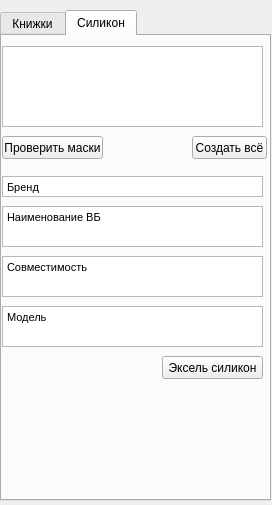
Old version of the form WB/MakeBookPrint/MakeBookPrintUi.ui in the repository gora5624/Python.
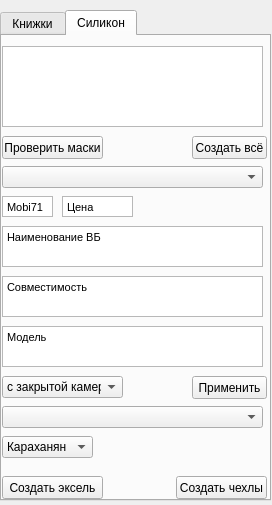
New version of the form.

```diff
--- a/WB/MakeBookPrint/MakeBookPrintUi.ui
+++ b/WB/MakeBookPrint/MakeBookPrintUi.ui
@@ -305,22 +305,22 @@
     <widget class="QPushButton" name="CreateExcelForSilicon">
      <property name="geometry">
       <rect>
-       <x>160</x>
-       <y>320</y>
+       <x>0</x>
+       <y>440</y>
        <width>101</width>
        <height>23</height>
       </rect>
      </property>
      <property name="text">
-      <string>Эксель силикон</string>
+      <string>Создать эксель</string>
      </property>
     </widget>
     <widget class="QTextEdit" name="textSiliconBrand">
      <property name="geometry">
       <rect>
        <x>0</x>
-       <y>140</y>
-       <width>261</width>
+       <y>160</y>
+       <width>51</width>
        <height>21</height>
       </rect>
      </property>
@@ -332,14 +332,14 @@
 &lt;html&gt;&lt;head&gt;&lt;meta name=&quot;qrichtext&quot; content=&quot;1&quot; /&gt;&lt;style type=&quot;text/css&quot;&gt;
 p, li { white-space: pre-wrap; }
 &lt;/style&gt;&lt;/head&gt;&lt;body style=&quot; font-family:'MS Shell Dlg 2'; font-size:8.25pt; font-weight:400; font-style:normal;&quot;&gt;
-&lt;p style=&quot; margin-top:0px; margin-bottom:0px; margin-left:0px; margin-right:0px; -qt-block-indent:0; text-indent:0px;&quot;&gt;Бренд&lt;/p&gt;&lt;/body&gt;&lt;/html&gt;</string>
+&lt;p style=&quot; margin-top:0px; margin-bottom:0px; margin-left:0px; margin-right:0px; -qt-block-indent:0; text-indent:0px;&quot;&gt;Mobi711&lt;/p&gt;&lt;/body&gt;&lt;/html&gt;</string>
      </property>
     </widget>
     <widget class="QTextEdit" name="textSiliconName">
      <property name="geometry">
       <rect>
        <x>0</x>
-       <y>170</y>
+       <y>190</y>
        <width>261</width>
        <height>41</height>
       </rect>
@@ -362,7 +362,7 @@
      <property name="geometry">
       <rect>
        <x>0</x>
-       <y>220</y>
+       <y>240</y>
        <width>261</width>
        <height>41</height>
       </rect>
@@ -382,7 +382,7 @@
      <property name="geometry">
       <rect>
        <x>0</x>
-       <y>270</y>
+       <y>290</y>
        <width>261</width>
        <height>41</height>
       </rect>
@@ -398,6 +398,112 @@
 &lt;p style=&quot; margin-top:0px; margin-bottom:0px; margin-left:0px; margin-right:0px; -qt-block-indent:0; text-indent:0px;&quot;&gt;Модель&lt;/p&gt;&lt;/body&gt;&lt;/html&gt;</string>
      </property>
     </widget>
+    <widget class="QComboBox" name="ModelSelector">
+     <property name="geometry">
+      <rect>
+       <x>0</x>
+       <y>130</y>
+       <width>261</width>
+       <height>22</height>
+      </rect>
+     </property>
+    </widget>
+    <widget class="QPushButton" name="ApplyAddin">
+     <property name="geometry">
+      <rect>
+       <x>190</x>
+       <y>340</y>
+       <width>75</width>
+       <height>23</height>
+      </rect>
+     </property>
+     <property name="text">
+      <string>Применить</string>
+     </property>
+    </widget>
+    <widget class="QComboBox" name="CameraType">
+     <property name="geometry">
+      <rect>
+       <x>0</x>
+       <y>340</y>
+       <width>121</width>
+       <height>22</height>
+      </rect>
+     </property>
+     <item>
+      <property name="text">
+       <string>с закрытой камерой</string>
+      </property>
+     </item>
+     <item>
+      <property name="text">
+       <string>с открытой камерой</string>
+      </property>
+     </item>
+    </widget>
+    <widget class="QTextEdit" name="textPrice">
+     <property name="geometry">
+      <rect>
+       <x>60</x>
+       <y>160</y>
+       <width>71</width>
+       <height>21</height>
+      </rect>
+     </property>
+     <property name="verticalScrollBarPolicy">
+      <enum>Qt::ScrollBarAlwaysOff</enum>
+     </property>
+     <property name="html">
+      <string>&lt;!DOCTYPE HTML PUBLIC &quot;-//W3C//DTD HTML 4.0//EN&quot; &quot;http://www.w3.org/TR/REC-html40/strict.dtd&quot;&gt;
+&lt;html&gt;&lt;head&gt;&lt;meta name=&quot;qrichtext&quot; content=&quot;1&quot; /&gt;&lt;style type=&quot;text/css&quot;&gt;
+p, li { white-space: pre-wrap; }
+&lt;/style&gt;&lt;/head&gt;&lt;body style=&quot; font-family:'MS Shell Dlg 2'; font-size:8.25pt; font-weight:400; font-style:normal;&quot;&gt;
+&lt;p style=&quot; margin-top:0px; margin-bottom:0px; margin-left:0px; margin-right:0px; -qt-block-indent:0; text-indent:0px;&quot;&gt;Цена&lt;/p&gt;&lt;/body&gt;&lt;/html&gt;</string>
+     </property>
+    </widget>
+    <widget class="QPushButton" name="CreateCase">
+     <property name="geometry">
+      <rect>
+       <x>174</x>
+       <y>440</y>
+       <width>91</width>
+       <height>23</height>
+      </rect>
+     </property>
+     <property name="text">
+      <string>Создать чехлы</string>
+     </property>
+    </widget>
+    <widget class="QComboBox" name="FileSelector">
+     <property name="geometry">
+      <rect>
+       <x>0</x>
+       <y>370</y>
+       <width>261</width>
+       <height>22</height>
+      </rect>
+     </property>
+    </widget>
+    <widget class="QComboBox" name="IPSelector">
+     <property name="geometry">
+      <rect>
+       <x>0</x>
+       <y>400</y>
+       <width>91</width>
+       <height>22</height>
+      </rect>
+     </property>
+     <item>
+      <property name="text">
+       <string>Караханян</string>
+      </property>
+     </item>
+     <item>
+      <property name="text">
+       <string>Абраамян</string>
+      </property>
+     </item>
+    </widget>
    </widget>
   </widget>
  </widget>
```
